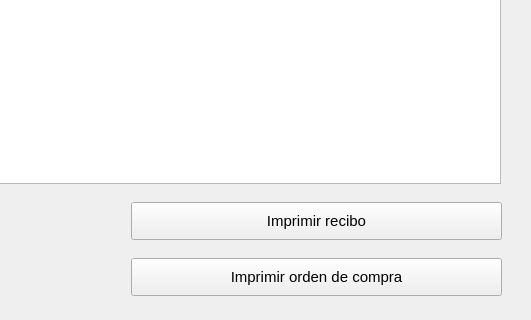
Before: the Qt Designer form designer/Ui_AdministrarVentas.ui in ivanperez-7/printpos, drawn with Qt 5; both pictures show x 630 to 1161 and y 411 to 731 of the 1161 by 731 pixel window.
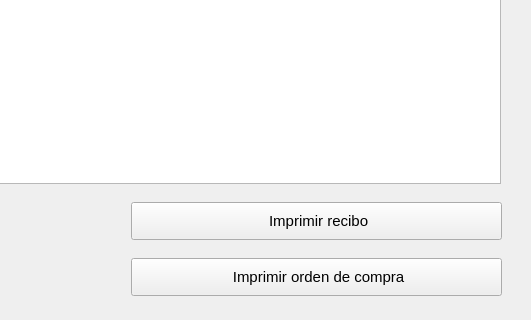
After: the same form once the commit is applied. Icons and pictures are not drawn. Custom widgets are drawn as their Qt base class.

Diff of the .ui file:
```diff
--- a/designer/Ui_AdministrarVentas.ui
+++ b/designer/Ui_AdministrarVentas.ui
@@ -869,7 +869,7 @@
             <string notr="true"/>
            </property>
            <property name="text">
-            <string notr="true">Imprimir recibo</string>
+            <string notr="true"> Imprimir recibo</string>
            </property>
            <property name="icon">
             <iconset resource="../resources.qrc">
@@ -909,7 +909,7 @@
             </font>
            </property>
            <property name="text">
-            <string notr="true">Imprimir orden de compra</string>
+            <string notr="true"> Imprimir orden de compra</string>
            </property>
            <property name="icon">
             <iconset resource="../resources.qrc">
```
Left out of the diff: 54 changed lines with no effect on the pictures.
